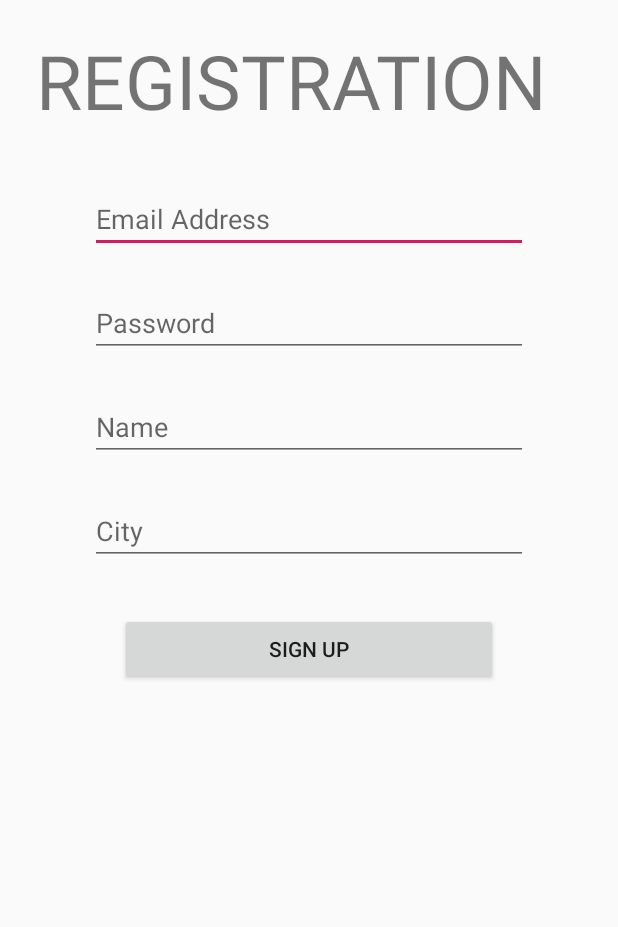
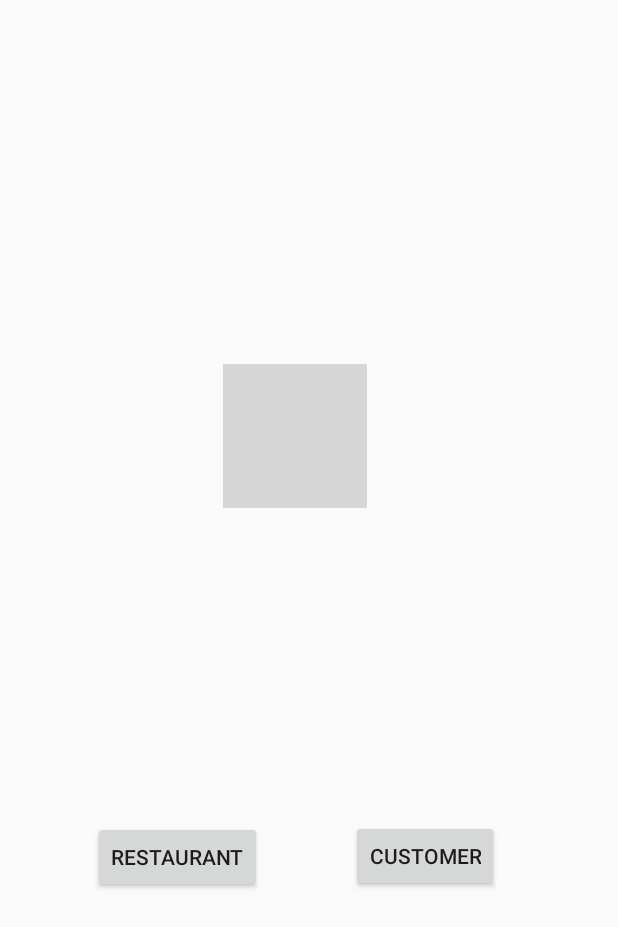
Before and after one commit to aakarshitpandey/FoodShareBoilerMake2018, an Android app: the screen it shows after launch (register before the commit, clientType after it), after a tap on "CREATE ACCOUNT", on a phone screen of 412 x 824 dp. Shown: the top 927 px of the screen. Run offline under Robolectric (Android 15) with nearby library versions, the light colour scheme and no system bars; our stand-ins replace Firebase (no records; nobody signed in at launch, a user with empty details on screens opened directly); grey boxes are pictures that could not be loaded.

Commit message:
Customer Registration Completed

```diff
--- a/app/src/main/AndroidManifest.xml
+++ b/app/src/main/AndroidManifest.xml
@@ -33,6 +33,15 @@
         </activity>
 
         <activity
+            android:name=".clientType"
+            android:label="FoodShare-BoilerMake2018">
+            <intent-filter>
+                <action android:name="android.intent.action.MAIN" />
+                <category android:name="android.intent.category.LAUNCHER " />
+            </intent-filter>
+        </activity>
+
+        <activity
             android:name=".mainPage"
             android:label="FoodShare-BoilerMake2018">
             <intent-filter>
--- a/app/src/main/java/com/boilermake/foodshare/foodshare_boilermake2018/LoginActivity.java
+++ b/app/src/main/java/com/boilermake/foodshare/foodshare_boilermake2018/LoginActivity.java
@@ -61,7 +61,7 @@ public class LoginActivity extends AppCompatActivity {
     }
 
     public void openCreateAccountActivity() {
-        Intent intent = new Intent(this, register.class);
+        Intent intent = new Intent(this, clientType.class);
         startActivity(intent);
         finish();
     }
--- /dev/null
+++ b/app/src/main/java/com/boilermake/foodshare/foodshare_boilermake2018/clientType.java
@@ -0,0 +1,43 @@
+package com.boilermake.foodshare.foodshare_boilermake2018;
+
+import android.support.v7.app.AppCompatActivity;
+import android.content.Intent;
+import android.support.annotation.NonNull;
+import android.support.v7.app.AppCompatActivity;
+import android.os.Bundle;
+import android.view.View;
+import android.widget.Button;
+import android.widget.EditText;
+import android.widget.TextView;
+import android.widget.Toast;
+import com.google.android.gms.tasks.OnCompleteListener;
+import com.google.android.gms.tasks.Task;
+import com.google.firebase.auth.AuthResult;
+import com.google.firebase.auth.FirebaseAuth;
+
+public class clientType extends AppCompatActivity {
+
+    private Button restaurant;
+    private Button customer;
+
+    protected void onCreate(Bundle savedInstanceState) {
+        super.onCreate(savedInstanceState);
+        setContentView(R.layout.activity_clienttype);
+
+        restaurant = findViewById(R.id.restaurantButton);
+        customer = findViewById(R.id.customerButton);
+
+        customer.setOnClickListener(new View.OnClickListener() {
+            @Override
+            public void onClick(View v) {
+                openCreateAccountActivity();
+            }
+        });
+    }
+
+    public void openCreateAccountActivity() {
+        Intent intent = new Intent(this, register.class);
+        startActivity(intent);
+        finish();
+    }
+}
--- /dev/null
+++ b/app/src/main/res/layout/activity_clienttype.xml
@@ -0,0 +1,56 @@
+<?xml version="1.0" encoding="utf-8"?>
+<android.support.constraint.ConstraintLayout
+    xmlns:android="http://schemas.android.com/apk/res/android"
+    xmlns:app="http://schemas.android.com/apk/res-auto"
+    xmlns:tools="http://schemas.android.com/tools"
+    android:layout_width="match_parent"
+    android:layout_height="match_parent">
+
+    <Button
+        android:id="@+id/customerButton"
+        android:layout_width="wrap_content"
+        android:layout_height="wrap_content"
+        android:layout_marginBottom="8dp"
+        android:layout_marginEnd="8dp"
+        android:layout_marginStart="8dp"
+        android:layout_marginTop="8dp"
+        android:text="@string/customer"
+        app:layout_constraintBottom_toBottomOf="parent"
+        app:layout_constraintEnd_toEndOf="parent"
+        app:layout_constraintHorizontal_bias="0.76"
+        app:layout_constraintStart_toStartOf="parent"
+        app:layout_constraintTop_toTopOf="parent"
+        app:layout_constraintVertical_bias="0.709" />
+
+    <Button
+        android:id="@+id/restaurantButton"
+        android:layout_width="wrap_content"
+        android:layout_height="wrap_content"
+        android:layout_marginBottom="8dp"
+        android:layout_marginEnd="8dp"
+        android:layout_marginStart="8dp"
+        android:layout_marginTop="8dp"
+        android:text="@string/restaurant"
+        app:layout_constraintBottom_toBottomOf="parent"
+        app:layout_constraintEnd_toEndOf="parent"
+        app:layout_constraintHorizontal_bias="0.19"
+        app:layout_constraintStart_toStartOf="parent"
+        app:layout_constraintTop_toTopOf="parent"
+        app:layout_constraintVertical_bias="0.71000004" />
+
+    <ImageView
+        android:id="@+id/imageView"
+        android:layout_width="wrap_content"
+        android:layout_height="wrap_content"
+        android:layout_marginBottom="8dp"
+        android:layout_marginTop="8dp"
+        android:contentDescription="Aestheitc Appeal!!!"
+        app:layout_constraintBottom_toBottomOf="parent"
+        app:layout_constraintEnd_toEndOf="parent"
+        app:layout_constraintHorizontal_bias="0.47"
+        app:layout_constraintStart_toStartOf="parent"
+        app:layout_constraintTop_toTopOf="parent"
+        app:layout_constraintVertical_bias="0.32999998"
+        app:srcCompat="@drawable/customer_logo" />
+
+</android.support.constraint.ConstraintLayout>
--- a/app/src/main/res/values/strings.xml
+++ b/app/src/main/res/values/strings.xml
@@ -25,6 +25,8 @@
     <string name="city">City</string>
     <string name="name">Name</string>
     <string name="signUp">SIGN UP</string>
+    <string name="restaurant">RESTAURANT</string>
+    <string name="customer">CUSTOMER</string>
 
 
 </resources>
```
